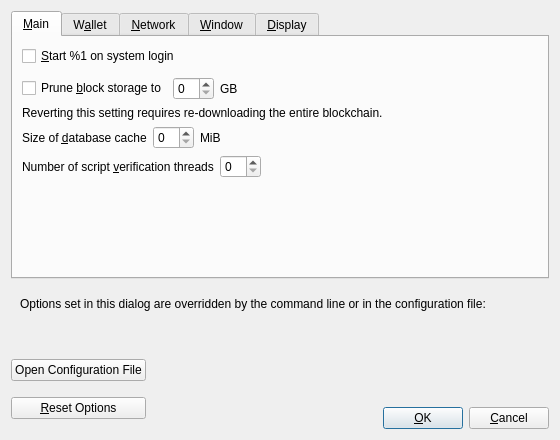
Before: the Qt Designer form src/qt/forms/optionsdialog.ui in bitcoincore-dev/bitcoin-2001-863168-294116-d812cf1189, drawn with Qt 5.
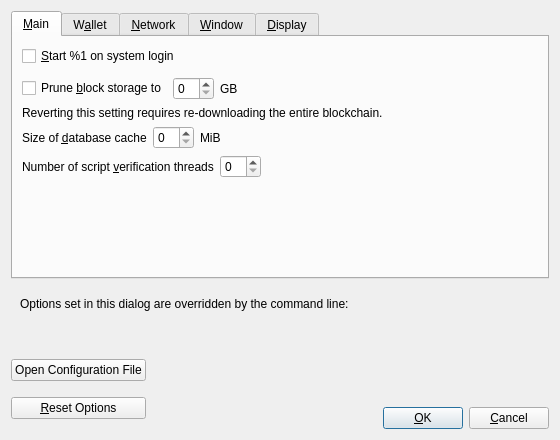
After: the same form once the commit is applied. Custom widgets are drawn as their Qt base class.

What changed in the file:
```diff
--- a/src/qt/forms/optionsdialog.ui
+++ b/src/qt/forms/optionsdialog.ui
@@ -714,7 +714,7 @@
         <item>
          <widget class="QLabel" name="overriddenByCommandLineInfoLabel">
           <property name="text">
-           <string>Options set in this dialog are overridden by the command line or in the configuration file:</string>
+           <string>Options set in this dialog are overridden by the command line:</string>
           </property>
           <property name="textFormat">
            <enum>Qt::PlainText</enum>
```
